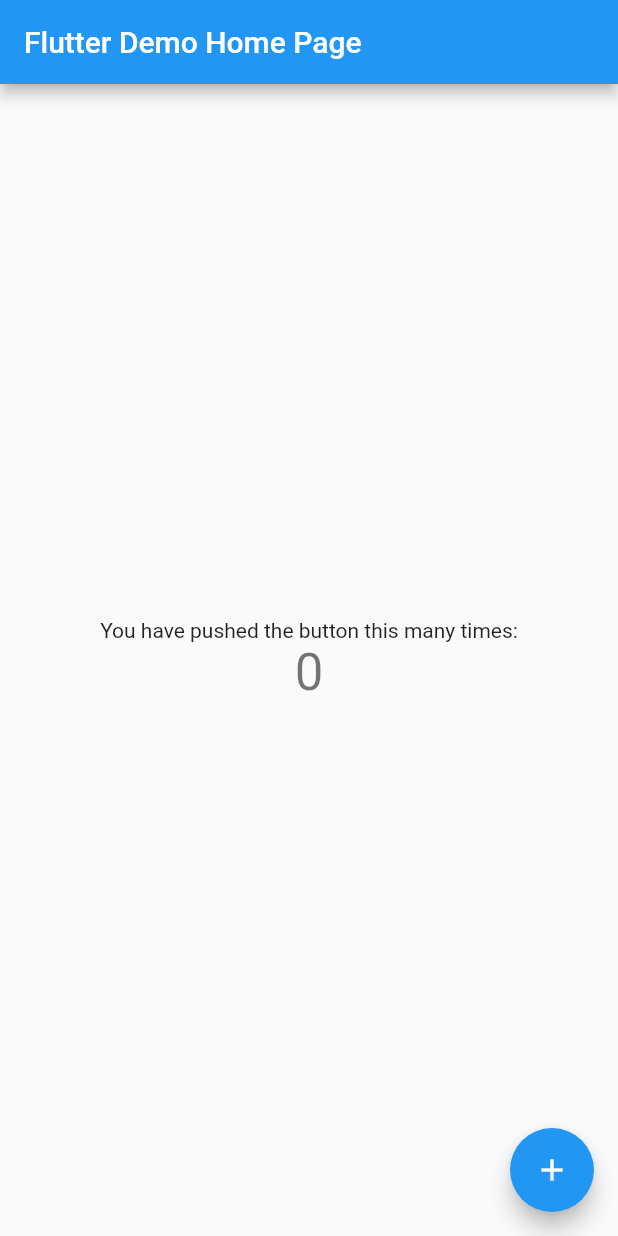
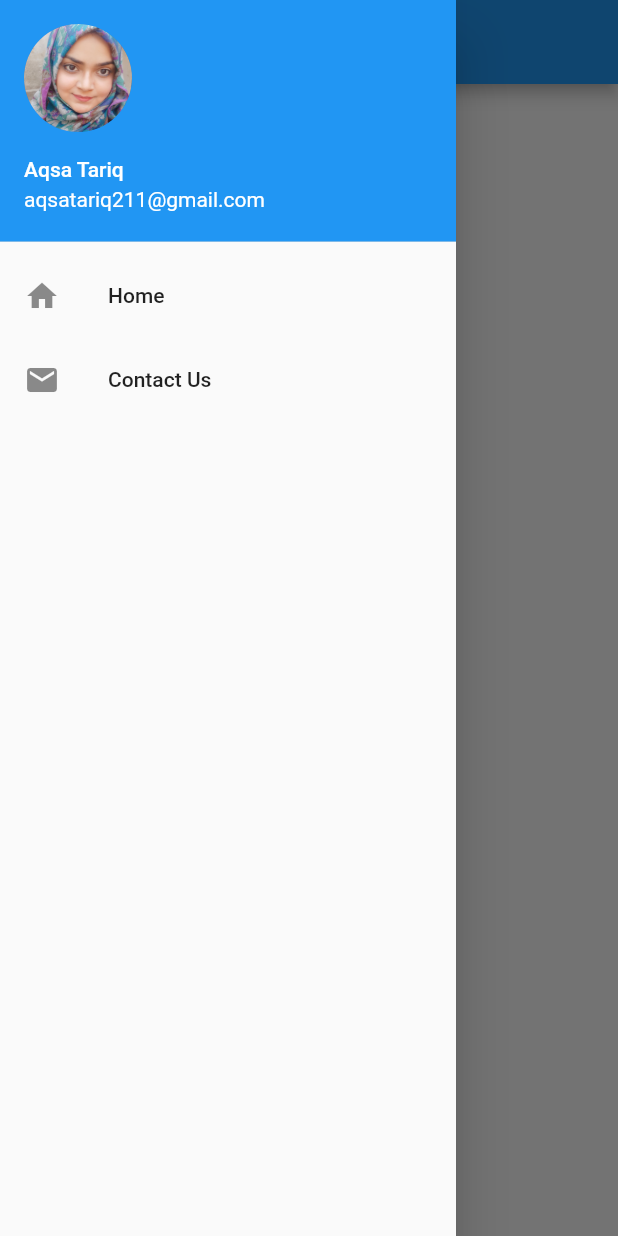
Before and after one commit to Aqsa012/calculator_app, a Flutter app: the screen it shows after launch, with the side drawer open (before the commit the screen has no drawer), on a phone screen of 412 x 824 dp. Run offline on Flutter 3.47's test engine with Material 2 defaults, Android fonts, the phone set to English and light mode, and no system bars; our stand-ins replace get, image_picker, websafe_svg; network calls fail; project files that could hold a hidden picture were left out.

Commit message:
Add Splash Screen, Navigation drawer, Contact us Screen and Home Page

```diff
--- /dev/null
+++ b/lib/constants.dart
@@ -0,0 +1,10 @@
+import 'package:flutter/material.dart';
+
+const kSecondaryColor = Color(0xFF8B94BC);
+const kGreenColor = Color(0xFF6AC259);
+const kRedColor = Color(0xFFE92E30);
+const kGrayColor = Color(0xFFC1C1C1);
+const kBlackColor = Color(0xFF101010);
+const kPrimaryGradient = Colors.redAccent;
+
+const double kDefaultPadding = 20.0;
--- /dev/null
+++ b/lib/demo.dart
@@ -0,0 +1,91 @@
+import 'package:flutter/material.dart';
+import 'package:get/get.dart';
+import 'dart:io';
+import 'package:calculator_app/constants.dart';
+import 'package:calculator_app/navbar.dart';
+import 'package:websafe_svg/websafe_svg.dart';
+import 'package:image_picker/image_picker.dart';
+
+class WelcomeScreen extends StatefulWidget {
+  @override
+  _MyWelcomeScreen createState() => _MyWelcomeScreen();
+}
+
+class _MyWelcomeScreen extends State<WelcomeScreen> {
+  @override
+  Widget build(BuildContext context) {
+    return Scaffold(
+      //backgroundColor: Colors.white10,
+      body: Stack(
+        children: [
+          //WebsafeSvg.asset("assets/icons/triangles.svg", fit: BoxFit.fill),
+          SafeArea(
+            child: Padding(
+              padding: const EdgeInsets.symmetric(horizontal: kDefaultPadding),
+              child: Column(
+                crossAxisAlignment: CrossAxisAlignment.start,
+                children: [
+                  Spacer(flex: 2), //2/6
+                  Text(
+                    "Calculator",
+                    textAlign: TextAlign.center,
+                    style: Theme.of(context).textTheme.headline4.copyWith(
+                        color: Colors.indigo, fontWeight: FontWeight.bold),
+                  ),
+
+                  Text("Calculate your values!"),
+
+                  SizedBox(
+                    height: 60.0,
+                  ),
+                  InkWell(
+                    //onTap: () => Get.to(QuizScreen()),
+                    child: Container(
+                      width: double.infinity,
+                      alignment: Alignment.center,
+                      padding: EdgeInsets.all(kDefaultPadding * 1), // 15
+                      decoration: BoxDecoration(
+                        //gradient: kPrimaryGradient,
+                        borderRadius: BorderRadius.all(Radius.circular(12)),
+                      ),
+                      child: Text(
+                        "Simple",
+                        style: Theme.of(context)
+                            .textTheme
+                            .button
+                            .copyWith(color: Colors.black, fontSize: 19.0),
+                      ),
+                    ),
+                  ),
+                  SizedBox(
+                    height: 20.0,
+                  ),
+                  InkWell(
+                    // onTap: () => Get.to(QuizScreen1()),
+                    child: Container(
+                      width: double.infinity,
+                      alignment: Alignment.center,
+                      padding: EdgeInsets.all(kDefaultPadding * 1), // 15
+                      decoration: BoxDecoration(
+                        //gradient: kPrimaryGradient,
+                        borderRadius: BorderRadius.all(Radius.circular(12)),
+                      ),
+                      child: Text(
+                        "Hard",
+                        style: Theme.of(context)
+                            .textTheme
+                            .button
+                            .copyWith(color: Colors.black, fontSize: 19.0),
+                      ),
+                    ),
+                  ),
+                  Spacer(flex: 2), //
+                ],
+              ),
+            ),
+          ),
+        ],
+      ),
+    );
+  }
+}
--- a/lib/main.dart
+++ b/lib/main.dart
@@ -1,4 +1,6 @@
 import 'package:flutter/material.dart';
+import 'package:get/get_navigation/src/root/get_material_app.dart';
+import 'package:calculator_app/screens/welcome/welcome_screen.dart';
 
 void main() {
   runApp(MyApp());
@@ -8,110 +10,11 @@ class MyApp extends StatelessWidget {
   // This widget is the root of your application.
   @override
   Widget build(BuildContext context) {
-    return MaterialApp(
-      title: 'Flutter Demo',
-      theme: ThemeData(
-        // This is the theme of your application.
-        //
-        // Try running your application with "flutter run". You'll see the
-        // application has a blue toolbar. Then, without quitting the app, try
-        // changing the primarySwatch below to Colors.green and then invoke
-        // "hot reload" (press "r" in the console where you ran "flutter run",
-        // or simply save your changes to "hot reload" in a Flutter IDE).
-        // Notice that the counter didn't reset back to zero; the application
-        // is not restarted.
-        primarySwatch: Colors.blue,
-        // This makes the visual density adapt to the platform that you run
-        // the app on. For desktop platforms, the controls will be smaller and
-        // closer together (more dense) than on mobile platforms.
-        visualDensity: VisualDensity.adaptivePlatformDensity,
-      ),
-      home: MyHomePage(title: 'Flutter Demo Home Page'),
+    return GetMaterialApp(
+      title: 'Calculator App',
+      debugShowCheckedModeBanner: false,
+      theme: ThemeData.light(),
+      home: MyHomePage(),
     );
   }
 }
-
-class MyHomePage extends StatefulWidget {
-  MyHomePage({Key key, this.title}) : super(key: key);
-
-  // This widget is the home page of your application. It is stateful, meaning
-  // that it has a State object (defined below) that contains fields that affect
-  // how it looks.
-
-  // This class is the configuration for the state. It holds the values (in this
-  // case the title) provided by the parent (in this case the App widget) and
-  // used by the build method of the State. Fields in a Widget subclass are
-  // always marked "final".
-
-  final String title;
-
-  @override
-  _MyHomePageState createState() => _MyHomePageState();
-}
-
-class _MyHomePageState extends State<MyHomePage> {
-  int _counter = 0;
-
-  void _incrementCounter() {
-    setState(() {
-      // This call to setState tells the Flutter framework that something has
-      // changed in this State, which causes it to rerun the build method below
-      // so that the display can reflect the updated values. If we changed
-      // _counter without calling setState(), then the build method would not be
-      // called again, and so nothing would appear to happen.
-      _counter++;
-    });
-  }
-
-  @override
-  Widget build(BuildContext context) {
-    // This method is rerun every time setState is called, for instance as done
-    // by the _incrementCounter method above.
-    //
-    // The Flutter framework has been optimized to make rerunning build methods
-    // fast, so that you can just rebuild anything that needs updating rather
-    // than having to individually change instances of widgets.
-    return Scaffold(
-      appBar: AppBar(
-        // Here we take the value from the MyHomePage object that was created by
-        // the App.build method, and use it to set our appbar title.
-        title: Text(widget.title),
-      ),
-      body: Center(
-        // Center is a layout widget. It takes a single child and positions it
-        // in the middle of the parent.
-        child: Column(
-          // Column is also a layout widget. It takes a list of children and
-          // arranges them vertically. By default, it sizes itself to fit its
-          // children horizontally, and tries to be as tall as its parent.
-          //
-          // Invoke "debug painting" (press "p" in the console, choose the
-          // "Toggle Debug Paint" action from the Flutter Inspector in Android
-          // Studio, or the "Toggle Debug Paint" command in Visual Studio Code)
-          // to see the wireframe for each widget.
-          //
-          // Column has various properties to control how it sizes itself and
-          // how it positions its children. Here we use mainAxisAlignment to
-          // center the children vertically; the main axis here is the vertical
-          // axis because Columns are vertical (the cross axis would be
-          // horizontal).
-          mainAxisAlignment: MainAxisAlignment.center,
-          children: <Widget>[
-            Text(
-              'You have pushed the button this many times:',
-            ),
-            Text(
-              '$_counter',
-              style: Theme.of(context).textTheme.headline4,
-            ),
-          ],
-        ),
-      ),
-      floatingActionButton: FloatingActionButton(
-        onPressed: _incrementCounter,
-        tooltip: 'Increment',
-        child: Icon(Icons.add),
-      ), // This trailing comma makes auto-formatting nicer for build methods.
-    );
-  }
-}
--- /dev/null
+++ b/lib/navbar.dart
@@ -0,0 +1,66 @@
+import 'package:flutter/material.dart';
+import 'package:calculator_app/contactus.dart';
+import 'package:calculator_app/demo.dart';
+
+class Home extends StatefulWidget {
+  @override
+  State<StatefulWidget> createState() {
+    // TODO: implement createState
+    return HomeState();
+  }
+}
+
+class HomeState extends State<Home> {
+  int selectedIndex = 0;
+  List<Widget> listWidgets = [WelcomeScreen(), ContactUs()];
+  List<IconData> listIcons = [
+    Icons.home,
+    Icons.email,
+    Icons.supervised_user_circle,
+  ];
+  List<String> listTitles = ['Home', 'Contact Us'];
+
+  @override
+  Widget build(BuildContext context) {
+    // TODO: implement build
+    return Scaffold(
+      appBar: AppBar(
+        //  backgroundColor: Colors.amberAccent,
+        title: Text(listTitles[selectedIndex], style: TextStyle()),
+      ),
+      body: listWidgets[selectedIndex],
+      drawer: Drawer(
+        child: Column(
+          children: <Widget>[
+            UserAccountsDrawerHeader(
+              currentAccountPicture: CircleAvatar(
+                backgroundImage: AssetImage('assets/aqii.jpg'),
+                //radius: 50.0,
+              ),
+              accountName: Text('Aqsa Tariq'),
+              accountEmail: Text('aqsatariq211@gmail.com'),
+            ),
+            ListView.builder(
+              scrollDirection: Axis.vertical,
+              shrinkWrap: true,
+              padding: EdgeInsets.only(top: 0),
+              itemCount: listWidgets.length,
+              itemBuilder: (context, position) {
+                return (ListTile(
+                  leading: Icon(listIcons[position]),
+                  title: Text(listTitles[position]),
+                  onTap: () {
+                    setState(() {
+                      selectedIndex = position;
+                    });
+                    Navigator.of(context).pop();
+                  },
+                ));
+              },
+            )
+          ],
+        ),
+      ),
+    );
+  }
+}
```
Also changed, not shown: lib/contactus.dart (added, +146 -0 lines), lib/screens/welcome/welcome_screen.dart (added, +82 -0 lines), pubspec.yaml (+12 -5 lines), assets/aqii.jpg (added), assets/icons/bg.svg (added), assets/icons/clock.svg (added), assets/icons/flock.svg (added), assets/icons/triangles.svg (added), assets/icons/undo.svg (added), assets/load.gif (added), pubspec.lock (added), 2 other files.
